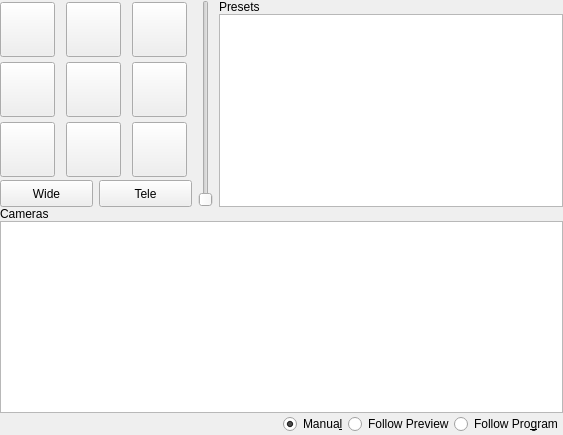
Before: the Qt Designer form ptz-controls.ui in glikely/obs-ptz, drawn with Qt 5.
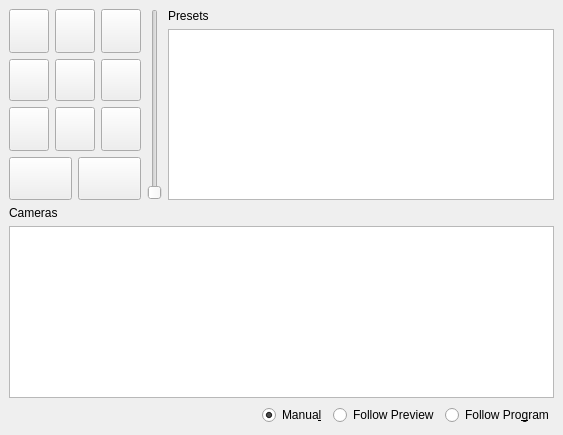
After: the same form once the commit is applied. Icons and pictures are not drawn.

Commit message:
ui: Add zoom icons and shrink button sizes
The PTZ buttons were rather too large. Shrink them down to a more
reasonable size. Also add icons for zoom in and zoom out. Icons scale
better than just text labels. With this change the control buttons will
resize based on the size of the dock window.

Patch:
```diff
--- a/ptz-controls.ui
+++ b/ptz-controls.ui
@@ -23,47 +23,21 @@
    <property name="contextMenuPolicy">
     <enum>Qt::CustomContextMenu</enum>
    </property>
-   <layout class="QVBoxLayout" name="verticalLayout_1">
-    <property name="spacing">
-     <number>0</number>
-    </property>
-    <property name="leftMargin">
-     <number>0</number>
-    </property>
-    <property name="topMargin">
-     <number>0</number>
-    </property>
-    <property name="rightMargin">
-     <number>0</number>
-    </property>
-    <property name="bottomMargin">
-     <number>0</number>
-    </property>
+   <layout class="QVBoxLayout" name="verticalLayout">
     <item>
-     <layout class="QVBoxLayout" name="verticalLayout" stretch="0,0,1,0">
-      <property name="sizeConstraint">
-       <enum>QLayout::SetDefaultConstraint</enum>
-      </property>
-      <item>
-       <layout class="QGridLayout" name="gridLayout" columnstretch="0,0,0,0,1" rowminimumheight="60,60,60,0" columnminimumwidth="60,60,60,0,0">
-        <property name="sizeConstraint">
-         <enum>QLayout::SetMinimumSize</enum>
-        </property>
-        <property name="horizontalSpacing">
-         <number>6</number>
-        </property>
+     <layout class="QGridLayout" name="gridLayout">
         <item row="0" column="0">
          <widget class="QPushButton" name="panTiltButton_upleft">
           <property name="sizePolicy">
-           <sizepolicy hsizetype="Fixed" vsizetype="Fixed">
+         <sizepolicy hsizetype="Minimum" vsizetype="Minimum">
             <horstretch>0</horstretch>
             <verstretch>0</verstretch>
            </sizepolicy>
           </property>
           <property name="minimumSize">
            <size>
-            <width>55</width>
-            <height>55</height>
+          <width>30</width>
+          <height>30</height>
            </size>
           </property>
           <property name="toolTip">
@@ -81,15 +55,15 @@
         <item row="0" column="1">
          <widget class="QPushButton" name="panTiltButton_up">
           <property name="sizePolicy">
-           <sizepolicy hsizetype="Fixed" vsizetype="Fixed">
+         <sizepolicy hsizetype="Minimum" vsizetype="Minimum">
             <horstretch>0</horstretch>
             <verstretch>0</verstretch>
            </sizepolicy>
           </property>
           <property name="minimumSize">
            <size>
-            <width>55</width>
-            <height>55</height>
+          <width>30</width>
+          <height>30</height>
            </size>
           </property>
           <property name="toolTip">
@@ -107,15 +81,15 @@
         <item row="2" column="2">
          <widget class="QPushButton" name="panTiltButton_downright">
           <property name="sizePolicy">
-           <sizepolicy hsizetype="Fixed" vsizetype="Fixed">
+         <sizepolicy hsizetype="Minimum" vsizetype="Minimum">
             <horstretch>0</horstretch>
             <verstretch>0</verstretch>
            </sizepolicy>
           </property>
           <property name="minimumSize">
            <size>
-            <width>55</width>
-            <height>55</height>
+          <width>30</width>
+          <height>30</height>
            </size>
           </property>
           <property name="toolTip">
@@ -133,15 +107,15 @@
         <item row="0" column="2">
          <widget class="QPushButton" name="panTiltButton_upright">
           <property name="sizePolicy">
-           <sizepolicy hsizetype="Fixed" vsizetype="Fixed">
+         <sizepolicy hsizetype="Minimum" vsizetype="Minimum">
             <horstretch>0</horstretch>
             <verstretch>0</verstretch>
            </sizepolicy>
           </property>
           <property name="minimumSize">
            <size>
-            <width>55</width>
-            <height>55</height>
+          <width>30</width>
+          <height>30</height>
            </size>
           </property>
           <property name="toolTip">
@@ -169,15 +143,15 @@
         <item row="1" column="1">
          <widget class="QPushButton" name="panTiltButton_home">
           <property name="sizePolicy">
-           <sizepolicy hsizetype="Fixed" vsizetype="Fixed">
+         <sizepolicy hsizetype="Minimum" vsizetype="Minimum">
             <horstretch>0</horstretch>
             <verstretch>0</verstretch>
            </sizepolicy>
           </property>
           <property name="minimumSize">
            <size>
-            <width>55</width>
-            <height>55</height>
+          <width>30</width>
+          <height>30</height>
            </size>
           </property>
           <property name="text">
@@ -192,15 +166,15 @@
         <item row="1" column="0">
          <widget class="QPushButton" name="panTiltButton_left">
           <property name="sizePolicy">
-           <sizepolicy hsizetype="Fixed" vsizetype="Fixed">
+         <sizepolicy hsizetype="Minimum" vsizetype="Minimum">
             <horstretch>0</horstretch>
             <verstretch>0</verstretch>
            </sizepolicy>
           </property>
           <property name="minimumSize">
            <size>
-            <width>55</width>
-            <height>55</height>
+          <width>30</width>
+          <height>30</height>
            </size>
           </property>
           <property name="toolTip">
@@ -218,21 +192,15 @@
         <item row="2" column="1">
          <widget class="QPushButton" name="panTiltButton_down">
           <property name="sizePolicy">
-           <sizepolicy hsizetype="Fixed" vsizetype="Fixed">
+         <sizepolicy hsizetype="Minimum" vsizetype="Minimum">
             <horstretch>0</horstretch>
             <verstretch>0</verstretch>
            </sizepolicy>
           </property>
           <property name="minimumSize">
            <size>
-            <width>55</width>
-            <height>55</height>
-           </size>
-          </property>
-          <property name="maximumSize">
-           <size>
-            <width>16777215</width>
-            <height>16777215</height>
+          <width>30</width>
+          <height>30</height>
            </size>
           </property>
           <property name="toolTip">
@@ -250,15 +218,15 @@
         <item row="2" column="0">
          <widget class="QPushButton" name="panTiltButton_downleft">
           <property name="sizePolicy">
-           <sizepolicy hsizetype="Fixed" vsizetype="Fixed">
+         <sizepolicy hsizetype="Minimum" vsizetype="Minimum">
             <horstretch>0</horstretch>
             <verstretch>0</verstretch>
            </sizepolicy>
           </property>
           <property name="minimumSize">
            <size>
-            <width>55</width>
-            <height>55</height>
+          <width>30</width>
+          <height>30</height>
            </size>
           </property>
           <property name="toolTip">
@@ -276,15 +244,15 @@
         <item row="1" column="2">
          <widget class="QPushButton" name="panTiltButton_right">
           <property name="sizePolicy">
-           <sizepolicy hsizetype="Fixed" vsizetype="Fixed">
+         <sizepolicy hsizetype="Minimum" vsizetype="Minimum">
             <horstretch>0</horstretch>
             <verstretch>0</verstretch>
            </sizepolicy>
           </property>
           <property name="minimumSize">
            <size>
-            <width>55</width>
-            <height>55</height>
+          <width>30</width>
+          <height>30</height>
            </size>
           </property>
           <property name="toolTip">
@@ -300,54 +268,41 @@
          </widget>
         </item>
         <item row="3" column="0" colspan="3">
-         <layout class="QHBoxLayout" name="zoomControlsHorizontalLayout" stretch="0,0">
-          <property name="spacing">
-           <number>6</number>
-          </property>
+       <layout class="QHBoxLayout" name="zoomControlsHorizontalLayout">
           <item>
            <widget class="QPushButton" name="zoomButton_wide">
             <property name="sizePolicy">
-             <sizepolicy hsizetype="Minimum" vsizetype="Fixed">
+           <sizepolicy hsizetype="Minimum" vsizetype="Minimum">
               <horstretch>0</horstretch>
               <verstretch>0</verstretch>
              </sizepolicy>
             </property>
-            <property name="minimumSize">
-             <size>
-              <width>10</width>
-              <height>27</height>
-             </size>
-            </property>
             <property name="toolTip">
              <string>&lt;html&gt;&lt;head/&gt;&lt;body&gt;&lt;p&gt;Zoom camera out&lt;br/&gt;&amp;lt;ctrl&amp;gt;+click: fast&lt;br/&gt;&amp;lt;shift&amp;gt;+click: slow&lt;/p&gt;&lt;/body&gt;&lt;/html&gt;</string>
             </property>
-            <property name="text">
-             <string>Wide</string>
+          <property name="icon">
+           <iconset resource="ptz-controls.qrc">
+            <normaloff>:/icons/icons/zoom_out.svg</normaloff>:/icons/icons/zoom_out.svg</iconset>
             </property>
            </widget>
           </item>
           <item>
            <widget class="QPushButton" name="zoomButton_tele">
             <property name="sizePolicy">
-             <sizepolicy hsizetype="Minimum" vsizetype="Fixed">
+           <sizepolicy hsizetype="Minimum" vsizetype="Minimum">
               <horstretch>0</horstretch>
               <verstretch>0</verstretch>
              </sizepolicy>
             </property>
-            <property name="minimumSize">
-             <size>
-              <width>50</width>
-              <height>27</height>
-             </size>
-            </property>
             <property name="toolTip">
              <string>&lt;html&gt;&lt;head/&gt;&lt;body&gt;&lt;p&gt;Zoom camera in&lt;br/&gt;&amp;lt;ctrl&amp;gt;+click: fast&lt;br/&gt;&amp;lt;shift&amp;gt;+click: slow&lt;/p&gt;&lt;/body&gt;&lt;/html&gt;</string>
             </property>
             <property name="layoutDirection">
              <enum>Qt::LeftToRight</enum>
             </property>
-            <property name="text">
-             <string>Tele</string>
+          <property name="icon">
+           <iconset resource="ptz-controls.qrc">
+            <normaloff>:/icons/icons/zoom_in.svg</normaloff>:/icons/icons/zoom_in.svg</iconset>
             </property>
            </widget>
           </item>
@@ -474,8 +429,6 @@
            <string notr="true">targetButtonGroup</string>
           </attribute>
          </widget>
-        </item>
-       </layout>
       </item>
      </layout>
     </item>
```
Lines whose indentation alone changed are shown as unchanged. The commit also changes 3 other files.
